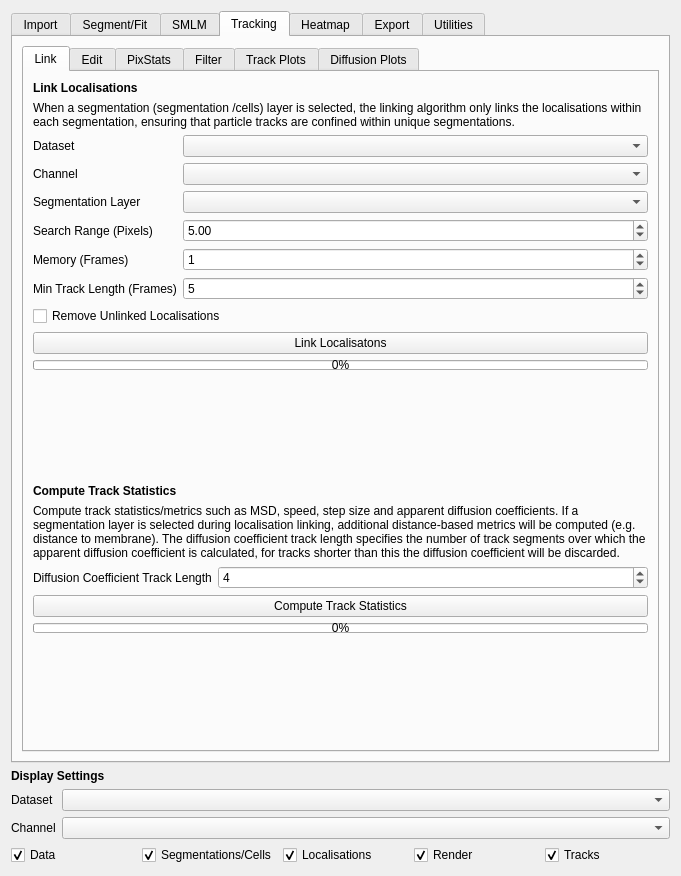
piedrro/napari-moltrack, file src/moltrack/GUI/widget_ui.ui: the form before one commit.
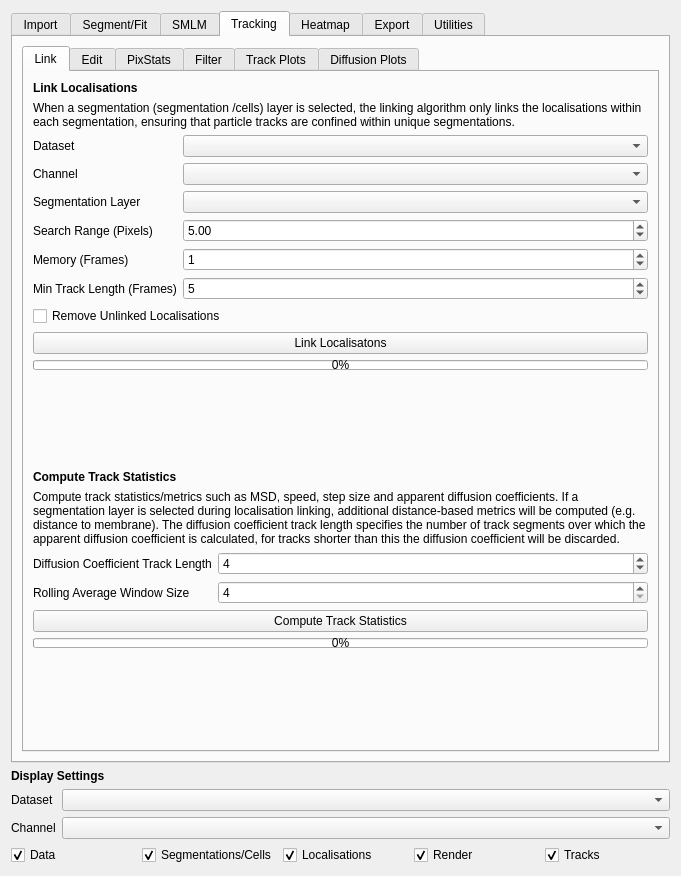
The form after the commit. The open tabs and pages were chosen to show the change.

Diff of the .ui file:
```diff
--- a/src/moltrack/GUI/widget_ui.ui
+++ b/src/moltrack/GUI/widget_ui.ui
@@ -2981,6 +2981,26 @@
                </property>
               </widget>
              </item>
+             <item row="1" column="0">
+              <widget class="QLabel" name="label_158">
+               <property name="text">
+                <string>Rolling Average Window Size</string>
+               </property>
+              </widget>
+             </item>
+             <item row="1" column="1">
+              <widget class="QSpinBox" name="trackstats_roll_window_size">
+               <property name="minimum">
+                <number>4</number>
+               </property>
+               <property name="maximum">
+                <number>50</number>
+               </property>
+               <property name="value">
+                <number>4</number>
+               </property>
+              </widget>
+             </item>
             </layout>
            </item>
            <item>
```
